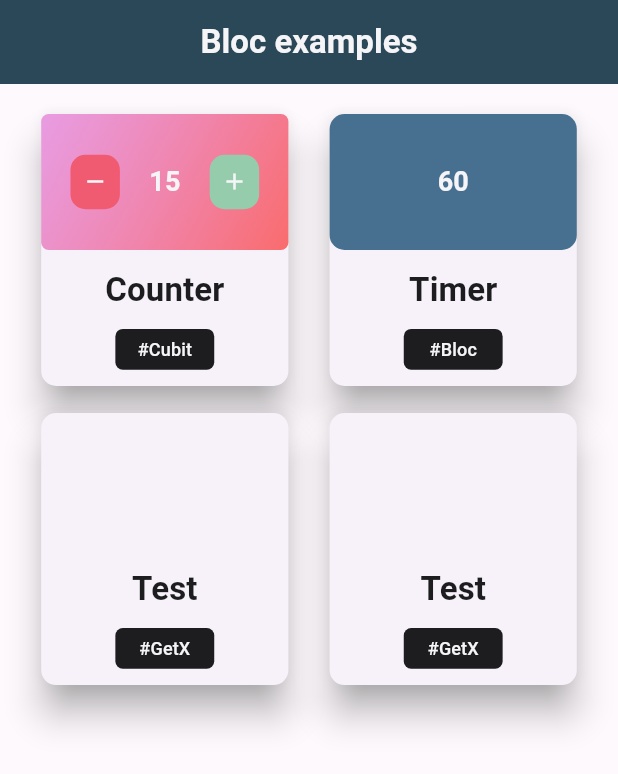
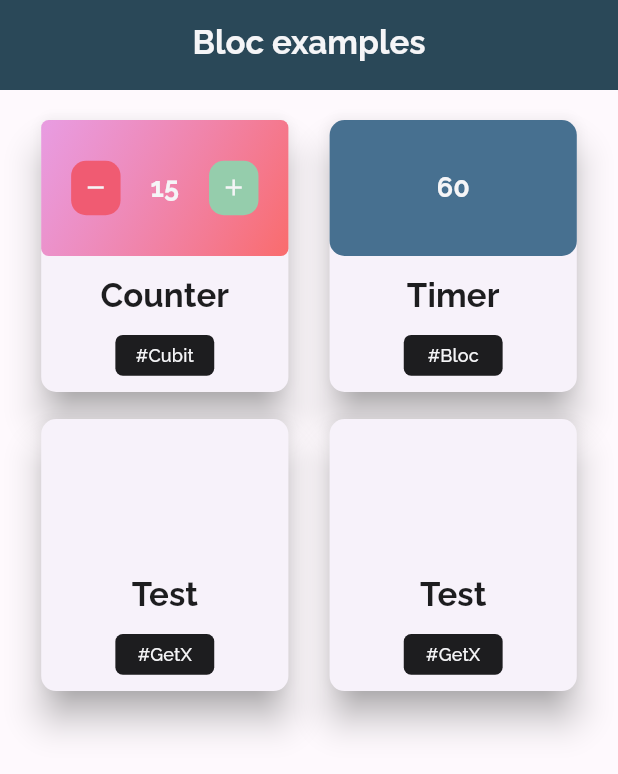
Before and after one commit to GaboLozaLucero/bloc_examples, a Flutter app: the screen it shows after launch, on a phone screen of 412 x 824 dp. Shown: the top 774 px of the screen. Run offline on Flutter 3.47's test engine with Material 3 defaults, Android fonts, the phone set to English and light mode, and no system bars; our stand-ins replace bloc, flutter_bloc, google_fonts.

Commit message:
change font, added routing, custom appbar in progress

```diff
--- a/lib/bloc_examples.dart
+++ b/lib/bloc_examples.dart
@@ -1,14 +1,18 @@
 import 'package:bloc_practice/menu.dart';
 import 'package:flutter/material.dart';
+import 'package:google_fonts/google_fonts.dart';
 
 class BlocExamples extends StatelessWidget {
   const BlocExamples({super.key});
 
   @override
   Widget build(BuildContext context) {
-    return const MaterialApp(
+    return MaterialApp(
       debugShowCheckedModeBanner: false,
       home: Menu(),
+      theme: ThemeData(
+        textTheme: GoogleFonts.ralewayTextTheme(Theme.of(context).textTheme),
+      ),
     );
   }
 }
--- /dev/null
+++ b/lib/constant/widgets/custom_app_bar.dart
@@ -0,0 +1,31 @@
+import 'package:flutter/material.dart';
+
+class CustomAppBar extends StatelessWidget implements PreferredSizeWidget {
+  const CustomAppBar({super.key, this.title = "", this.leading});
+
+  final String title;
+  final Widget? leading;
+
+  @override
+  Widget build(BuildContext context) {
+    return AppBar(
+      title: Center(
+        child: Text(
+          title,
+          style: const TextStyle(
+            fontWeight: FontWeight.bold,
+            color: Color(0xFFF5F5F7),
+          ),
+        ),
+      ),
+      backgroundColor: const Color(0xFF2A4858),
+    );
+  }
+
+  // @override
+  // // TODO: implement preferredSize
+  // Size get preferredSize => throw UnimplementedError();
+
+  @override
+  Size get preferredSize => const Size(double.infinity, 60);
+}
--- a/lib/counter/view/counter_view.dart
+++ b/lib/counter/view/counter_view.dart
@@ -1,3 +1,4 @@
+import 'package:bloc_practice/constant/widgets/custom_app_bar.dart';
 import 'package:bloc_practice/counter/counter.dart';
 import 'package:flutter/material.dart';
 import 'package:flutter_bloc/flutter_bloc.dart';
@@ -8,7 +9,7 @@ class CounterView extends StatelessWidget {
   @override
   Widget build(BuildContext context) {
     return Scaffold(
-      appBar: AppBar(title: Text("Counter"),),
+      appBar: const CustomAppBar(title: "Counter",),
       body: Column(
         mainAxisAlignment: MainAxisAlignment.spaceEvenly,
         children: [
@@ -19,10 +20,10 @@ class CounterView extends StatelessWidget {
             children: [
               ElevatedButton(onPressed: (){
                 context.read<CounterCubit>().increment();
-              }, child: Icon(Icons.add),),
+              }, child: const Icon(Icons.add),),
               ElevatedButton(onPressed: (){
                 context.read<CounterCubit>().decrement();
-              }, child: Icon(Icons.remove),),
+              }, child: const Icon(Icons.remove),),
             ],
           ),
         ],
--- a/lib/main.dart
+++ b/lib/main.dart
@@ -3,4 +3,5 @@ import 'package:flutter/material.dart';
 
 void main() {
   runApp(const BlocExamples());
+  // GoogleFonts.config.allowRuntimeFetching=false;
 }
--- a/lib/menu.dart
+++ b/lib/menu.dart
@@ -1,5 +1,7 @@
 import 'package:bloc_practice/constant/color.dart';
+import 'package:bloc_practice/constant/widgets/custom_app_bar.dart';
 import 'package:bloc_practice/constant/widgets/menu_button.dart';
+import 'package:bloc_practice/counter/counter.dart';
 import 'package:flutter/material.dart';
 
 class Menu extends StatelessWidget {
@@ -10,19 +12,9 @@ class Menu extends StatelessWidget {
     double widthContainer = MediaQuery.of(context).size.width * 0.4;
     double heightContainer = MediaQuery.of(context).size.height * 0.22;
     return Scaffold(
+      // extendBodyBehindAppBar: true,
       backgroundColor: const Color(0xFFFEF9FD),
-      appBar: AppBar(
-        title: const Center(
-          child: Text(
-            "Bloc examples",
-            style: TextStyle(
-              fontWeight: FontWeight.bold,
-              color: Color(0xFFF5F5F7),
-            ),
-          ),
-        ),
-        backgroundColor: const Color(0xFF2A4858),
-      ),
+      appBar: const CustomAppBar(title: "Bloc examples",),
       body: SingleChildScrollView(
         padding: const EdgeInsets.only(top: 20.0),
         child: Column(
@@ -80,7 +72,9 @@ class Menu extends StatelessWidget {
                         ],
                       ),
                     ),
-                    function: () {},
+                    function: () {
+                      Navigator.of(context).push(MaterialPageRoute(builder: (_)=>const CounterPage()));
+                    },
                     title: "Counter",
                     typeOfController: "Cubit"),
                 MenuButton(
--- a/pubspec.yaml
+++ b/pubspec.yaml
@@ -33,6 +33,7 @@ dependencies:
   bloc: ^8.1.4
   flutter_bloc: ^8.1.5
   bloc_test: ^9.1.7
+  google_fonts: ^6.2.1
   # The following adds the Cupertino Icons font to your application.
   # Use with the CupertinoIcons class for iOS style icons.
   cupertino_icons: ^1.0.6
```
Also changed, not shown: pubspec.lock.
